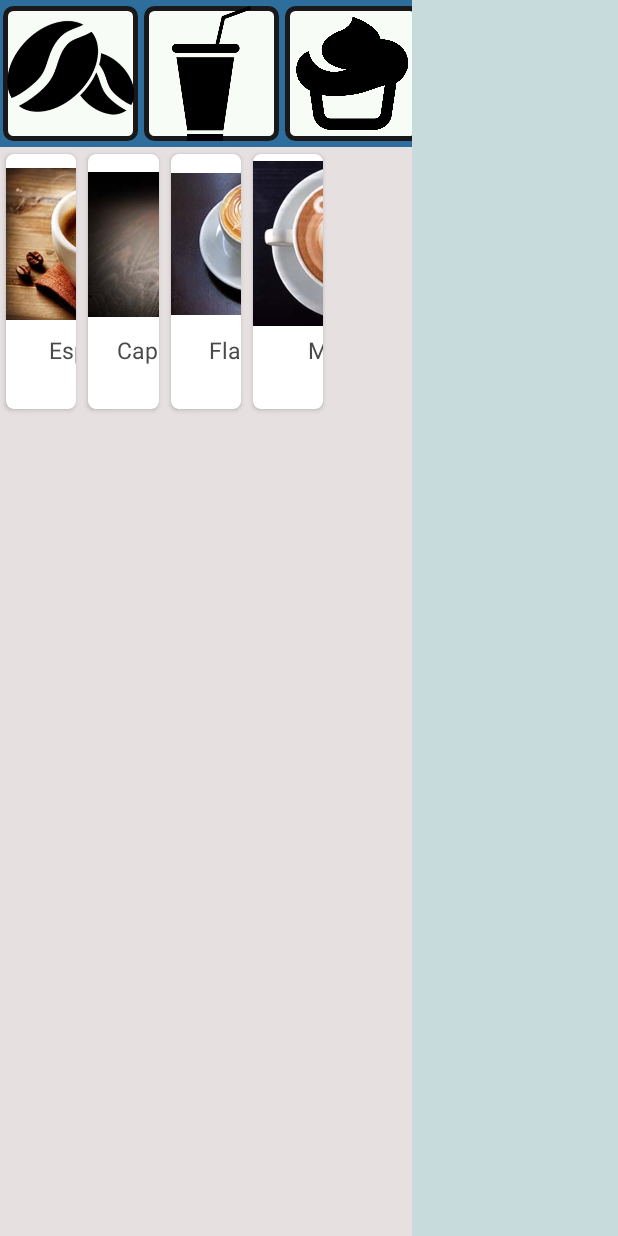
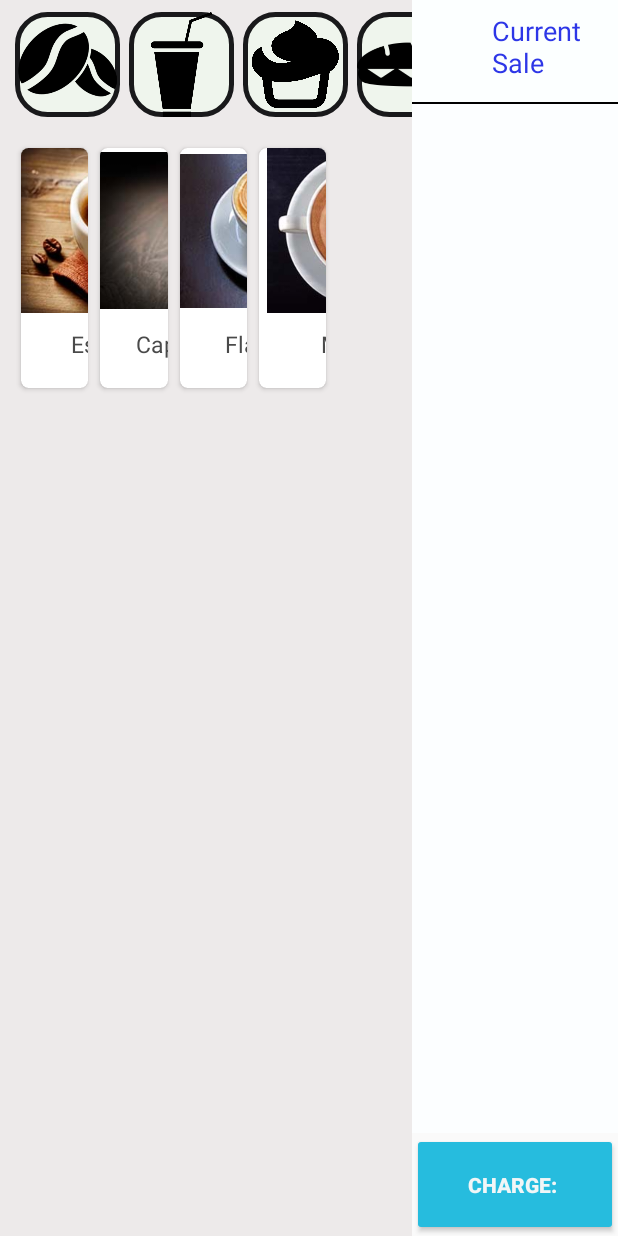
Before and after one commit to Niko88/PosApp, an Android app: the screen it shows after launch (MainActivity), on a phone screen of 412 x 824 dp. Run offline under Robolectric (Android 15) with nearby library versions, the phone set to English and light mode, and no system bars.

Commit message:
Implemented TransactionDetail RecyclerView and modified its UI

```diff
--- a/app/src/main/java/com/example/nicholasesposito/posapp/activities/MainActivity.java
+++ b/app/src/main/java/com/example/nicholasesposito/posapp/activities/MainActivity.java
@@ -11,12 +11,19 @@ import android.widget.Toast;
 
 import com.example.nicholasesposito.posapp.R;
 import com.example.nicholasesposito.posapp.fragments.OptionsFragment;
+import com.example.nicholasesposito.posapp.fragments.TransactionFragment;
 import com.example.nicholasesposito.posapp.model.Option;
+import com.example.nicholasesposito.posapp.services.TransactionDataService;
 
 public class MainActivity extends AppCompatActivity {
 
-    ImageButton coffeeButton, drinkButton, cakeButton, sandwichButton, menuButton;
-
+    //Global Variables
+    private ImageButton coffeeButton, drinkButton, cakeButton, sandwichButton, menuButton;
+    private Button chargeButton;
+    private FragmentManager fm = getSupportFragmentManager();
+    double currentCharge = 0;
+    private static MainActivity mainActivity;
+    //Getter and setter for context reference to the Application
     public static MainActivity getMainActivity() {
         return mainActivity;
     }
@@ -25,28 +32,32 @@ public class MainActivity extends AppCompatActivity {
         MainActivity.mainActivity = mainActivity;
     }
 
-    private static MainActivity mainActivity;
-
     @Override
     protected void onCreate(Bundle savedInstanceState) {
         super.onCreate(savedInstanceState);
         setContentView(R.layout.activity_main);
         MainActivity.setMainActivity(this);
-
-        FragmentManager fm = getSupportFragmentManager();
+        //On creating the activity the context is set and the coffee options are put in the view's fragment
         OptionsFragment coffeeFragment = (OptionsFragment) fm.findFragmentById(R.id.optionsFragment);
-
+        TransactionFragment transactionFragment = (TransactionFragment) fm.findFragmentById(R.id.transactionDetailsFragment);
         if(coffeeFragment == null){
             coffeeFragment = OptionsFragment.newInstance(OptionsFragment.OPTION_TYPE_COFFEE);
             fm.beginTransaction().add(R.id.optionsFragment,coffeeFragment).commit();
         }
-
+        //The Transaction details fragment is initialised
+        if(transactionFragment == null){
+            transactionFragment = TransactionFragment.newInstance("blah","kah");
+            fm.beginTransaction().add(R.id.transactionDetailsFragment,transactionFragment).commit();
+        }
+        //References to UI Buttons
         coffeeButton = (ImageButton) findViewById(R.id.coffeesButton);
         drinkButton = (ImageButton) findViewById(R.id.drinksButton);
         cakeButton = (ImageButton) findViewById(R.id.cakesButton);
         sandwichButton = (ImageButton) findViewById(R.id.sandwichButton);
         menuButton = (ImageButton) findViewById(R.id.menuButton);
+        chargeButton = (Button) findViewById(R.id.chargeButton);
 
+        //Click event listeners for menu buttons set a call to the fragment manager to swap the views
         coffeeButton.setOnClickListener(new View.OnClickListener() {
             @Override
             public void onClick(View view) {
@@ -83,10 +94,11 @@ public class MainActivity extends AppCompatActivity {
         });
     }
 
-    public void swapFragments(int option){
-        FragmentManager fm = getSupportFragmentManager();
+    public void swapFragments(int option){//Method to swap fragment views based on selected menu option
+
+        //A placeholder fragment is initialised here with reference to the "optionsFragment" FrameLayout
         OptionsFragment currentFragment = (OptionsFragment) fm.findFragmentById(R.id.optionsFragment);
-
+        //Based on the selected option the corresponding fragment is instanciated here
         switch (option){
             case OptionsFragment.OPTION_TYPE_COFFEE:
                 currentFragment = OptionsFragment.newInstance(OptionsFragment.OPTION_TYPE_COFFEE);
@@ -104,24 +116,20 @@ public class MainActivity extends AppCompatActivity {
                 currentFragment = OptionsFragment.newInstance(OptionsFragment.OPTION_TYPE_MENU);
                 break;
         }
-
+        //The UI Fragment is then replaced here
         getSupportFragmentManager().beginTransaction()
                 .replace(R.id.optionsFragment,currentFragment)
                 .commit();
     }
 
-    public void loadDetailScreen(Option selectedOption){
-
-        Context context = getApplicationContext();
-        CharSequence text = "Hello "+selectedOption.getOptionTitle()+"!";
-        int duration = Toast.LENGTH_SHORT;
-
-        Toast toast = Toast.makeText(context, text, duration);
-        toast.show();
-
-//        getSupportFragmentManager().beginTransaction()
-//                .replace(R.id.container_main,new Details_fragment())
-//                .addToBackStack(null)
-//                .commit();
+    public void AddTransactionItem(Option selectedOption){//Method to add items to the running sale
+        //When an item is added to the running transaction, a reference to the TransactionDetailsFragment is created here
+        TransactionDataService.getInstance().addiTem(selectedOption.getPrice(),selectedOption.getOptionTitle());
+        TransactionFragment detailFragment = (TransactionFragment) fm.findFragmentById(R.id.transactionDetailsFragment);
+        //The UI of TransactionDetailFragment is updated by notifying it's RecyclerView adapter here
+        detailFragment.updateUI();
+        //RunningTotal is calculated here and the button's displaying text is modified accordingly
+        currentCharge+=selectedOption.getPrice();
+        chargeButton.setText("Charge: £"+currentCharge);
     }
 }
--- a/app/src/main/java/com/example/nicholasesposito/posapp/adapters/OptionsAdapter.java
+++ b/app/src/main/java/com/example/nicholasesposito/posapp/adapters/OptionsAdapter.java
@@ -1,11 +1,9 @@
 package com.example.nicholasesposito.posapp.adapters;
 
-import android.content.Context;
 import android.support.v7.widget.RecyclerView;
 import android.view.LayoutInflater;
 import android.view.View;
 import android.view.ViewGroup;
-import android.widget.Toast;
 
 import com.example.nicholasesposito.posapp.R;
 import com.example.nicholasesposito.posapp.activities.MainActivity;
@@ -40,7 +38,7 @@ public class OptionsAdapter extends RecyclerView.Adapter<OptionsViewHolder> {
         holder.itemView.setOnClickListener(new View.OnClickListener() {
             @Override
             public void onClick(View v) {
-                MainActivity.getMainActivity().loadDetailScreen(option);
+                MainActivity.getMainActivity().AddTransactionItem(option);
 }
         });
                 }
--- /dev/null
+++ b/app/src/main/java/com/example/nicholasesposito/posapp/adapters/TransactionAdapter.java
@@ -0,0 +1,47 @@
+package com.example.nicholasesposito.posapp.adapters;
+
+import android.support.v7.widget.RecyclerView;
+import android.view.LayoutInflater;
+import android.view.View;
+import android.view.ViewGroup;
+
+import com.example.nicholasesposito.posapp.R;
+import com.example.nicholasesposito.posapp.holders.TransactionViewHolder;
+import com.example.nicholasesposito.posapp.model.TransactionObject;
+import com.example.nicholasesposito.posapp.services.TransactionDataService;
+
+import java.util.ArrayList;
+
+/**
+ * Created by nicholasesposito on 17/03/2017.
+ */
+
+public class TransactionAdapter extends RecyclerView.Adapter<TransactionViewHolder> {
+
+    private ArrayList<TransactionObject> transactionObjects;
+
+    public TransactionAdapter(ArrayList<TransactionObject> transactionObjects) {
+        this.transactionObjects = transactionObjects;
+    }
+
+    @Override
+    public TransactionViewHolder onCreateViewHolder(ViewGroup parent, int viewType) {
+        View item = LayoutInflater.from(parent.getContext()).inflate(R.layout.transaction_layout,parent,false);
+        return new TransactionViewHolder(item);
+    }
+
+    @Override
+    public void onBindViewHolder(TransactionViewHolder holder, int position) {
+        final TransactionObject item = transactionObjects.get(position);
+        holder.updateUI(item);
+
+        //method link to mainActivity
+
+    }
+
+    @Override
+    public int getItemCount() {
+        return transactionObjects.size();
+    }
+
+}
--- a/app/src/main/java/com/example/nicholasesposito/posapp/fragments/OptionsFragment.java
+++ b/app/src/main/java/com/example/nicholasesposito/posapp/fragments/OptionsFragment.java
@@ -76,7 +76,7 @@ public class OptionsFragment extends Fragment {
         {adapter = new OptionsAdapter(OptionsDataService.getInstance().geDrinksOptions());}
         else if (option_type == OPTION_TYPE_CAKE)
         {adapter = new OptionsAdapter(OptionsDataService.getInstance().getCakesOptions());}
-        else {adapter = new OptionsAdapter(OptionsDataService.getInstance().geDrinksOptions());}
+        else {adapter = new OptionsAdapter(OptionsDataService.getInstance().getSandwichesOptions());}
 
         recyclerView.setAdapter(adapter);
 
--- /dev/null
+++ b/app/src/main/java/com/example/nicholasesposito/posapp/fragments/TransactionFragment.java
@@ -0,0 +1,90 @@
+package com.example.nicholasesposito.posapp.fragments;
+
+
+import android.os.Bundle;
+import android.support.v4.app.Fragment;
+import android.support.v7.widget.LinearLayoutManager;
+import android.support.v7.widget.RecyclerView;
+import android.view.LayoutInflater;
+import android.view.View;
+import android.view.ViewGroup;
+
+import com.example.nicholasesposito.posapp.R;
+import com.example.nicholasesposito.posapp.adapters.TransactionAdapter;
+import com.example.nicholasesposito.posapp.model.TransactionObject;
+import com.example.nicholasesposito.posapp.services.TransactionDataService;
+
+import java.util.ArrayList;
+
+/**
+ * A simple {@link Fragment} subclass.
+ * Use the {@link TransactionFragment#newInstance} factory method to
+ * create an instance of this fragment.
+ */
+public class TransactionFragment extends Fragment {
+    // TODO: Rename parameter arguments, choose names that match
+    // the fragment initialization parameters, e.g. ARG_ITEM_NUMBER
+    private static final String ARG_PARAM1 = "param1";
+    private static final String ARG_PARAM2 = "param2";
+
+    // TODO: Rename and change types of parameters
+    private String mParam1;
+    private String mParam2;
+    TransactionAdapter adapter;
+
+
+    public TransactionFragment() {
+        // Required empty public constructor
+    }
+
+    /**
+     * Use this factory method to create a new instance of
+     * this fragment using the provided parameters.
+     *
+     * @param param1 Parameter 1.
+     * @param param2 Parameter 2.
+     * @return A new instance of fragment TransactionFragment.
+     */
+    // TODO: Rename and change types and number of parameters
+    public static TransactionFragment newInstance(String param1, String param2) {
+        TransactionFragment fragment = new TransactionFragment();
+        Bundle args = new Bundle();
+        args.putString(ARG_PARAM1, param1);
+        args.putString(ARG_PARAM2, param2);
+        fragment.setArguments(args);
+        return fragment;
+    }
+
+    @Override
+    public void onCreate(Bundle savedInstanceState) {
+        super.onCreate(savedInstanceState);
+        if (getArguments() != null) {
+            mParam1 = getArguments().getString(ARG_PARAM1);
+            mParam2 = getArguments().getString(ARG_PARAM2);
+        }
+    }
+
+    @Override
+    public View onCreateView(LayoutInflater inflater, ViewGroup container,
+                             Bundle savedInstanceState) {
+        // Inflate the layout for this fragment
+        View view = inflater.inflate(R.layout.fragment_transaction, container, false);
+
+        RecyclerView recyclerView = (RecyclerView) view.findViewById(R.id.recycler_transaction);
+        recyclerView.setHasFixedSize(true);
+
+        adapter = new TransactionAdapter(TransactionDataService.getInstance().getTransactions());
+        recyclerView.setAdapter(adapter);
+
+        LinearLayoutManager linearLayoutManager = new LinearLayoutManager(getContext());
+        linearLayoutManager.setOrientation(LinearLayoutManager.VERTICAL);
+        recyclerView.setLayoutManager(linearLayoutManager);
+
+        return view;
+    }
+
+    public void updateUI(){
+        adapter.notifyDataSetChanged();
+    }
+
+}
--- a/app/src/main/java/com/example/nicholasesposito/posapp/holders/OptionsViewHolder.java
+++ b/app/src/main/java/com/example/nicholasesposito/posapp/holders/OptionsViewHolder.java
@@ -13,22 +13,22 @@ import com.example.nicholasesposito.posapp.model.Option;
  */
 
 public class OptionsViewHolder extends RecyclerView.ViewHolder {
+    //ViewHolder class for the options items, ViewHolder manages how the view its displayed
 
     private ImageView mainImage;
     private TextView TitleTextView;
 
-    public OptionsViewHolder(View itemView) {
+    public OptionsViewHolder(View itemView) {//When the adapter creates a new ViewHolder this is its constructor
         super(itemView);
 
         this.mainImage = (ImageView) itemView.findViewById(R.id.main_image);
         this.TitleTextView = (TextView) itemView.findViewById(R.id.main_text);
     }
 
-    public void updateUI(Option option){
+    public void updateUI(Option option){//In case a single view is modified, its data is updated here
         String uri = option.getImgUri();
         int resource = mainImage.getResources().getIdentifier(uri,null,mainImage.getContext().getPackageName());
         mainImage.setImageResource(resource);
-
         TitleTextView.setText(option.getOptionTitle());
     }
 }
--- a/app/src/main/java/com/example/nicholasesposito/posapp/model/Option.java
+++ b/app/src/main/java/com/example/nicholasesposito/posapp/model/Option.java
@@ -9,6 +9,12 @@ public class Option {
 
     private String optionTitle;
 
+    double price;
+
+    public double getPrice() {
+        return price;
+    }
+
     public String getOptionTitle() {
         return optionTitle;
     }
@@ -19,8 +25,9 @@ public class Option {
 
     private String imgUri;
 
-    public Option(String optionTitle, String imgUri) {
+    public Option(String optionTitle, String imgUri,double itemPrice) {
         this.optionTitle = optionTitle;
         this.imgUri = imgUri;
+        this.price = itemPrice;
     }
 }
--- a/app/src/main/java/com/example/nicholasesposito/posapp/services/OptionsDataService.java
+++ b/app/src/main/java/com/example/nicholasesposito/posapp/services/OptionsDataService.java
@@ -21,10 +21,10 @@ public class OptionsDataService {
     public ArrayList<Option> getCoffeeOptions(){
         ArrayList<Option> list = new ArrayList<>();
 
-        list.add(new Option("Espresso","espresso"));
-        list.add(new Option("Cappuccino","cappuccino"));
-        list.add(new Option("Flat White","flatwhite"));
-        list.add(new Option("Mocha","mocha"));
+        list.add(new Option("Espresso","espresso",2.00));
+        list.add(new Option("Cappuccino","cappuccino",2.50));
+        list.add(new Option("Flat White","flatwhite",2.70));
+        list.add(new Option("Mocha","mocha",2.80));
 
         return list;
     }
@@ -32,8 +32,8 @@ public class OptionsDataService {
     public ArrayList<Option> geDrinksOptions(){
         ArrayList<Option> list = new ArrayList<>();
 
-        list.add(new Option("Beetroot Juice","beetrootjuice"));
-        list.add(new Option("Carrot Juice","carrotjuice"));
+        list.add(new Option("Beetroot Juice","beetrootjuice",3.75));
+        list.add(new Option("Carrot Juice","carrotjuice",3.50));
 
         return list;
     }
@@ -41,9 +41,17 @@ public class OptionsDataService {
     public ArrayList<Option> getCakesOptions(){
         ArrayList<Option> list = new ArrayList<>();
 
-        list.add(new Option("Chocolate cake","chocolatecake"));
-        list.add(new Option("Carrot cake","carrotcake"));
-        list.add(new Option("Banana cake","bananacake"));
+        list.add(new Option("Chocolate cake","chocolatecake",4.25));
+        list.add(new Option("Carrot cake","carrotcake",4.50));
+        list.add(new Option("Banana cake","bananacake",3.25));
+
+        return list;
+    }
+
+    public ArrayList<Option> getSandwichesOptions(){
+        ArrayList<Option> list = new ArrayList<>();
+
+        list.add(new Option("Club sandwich","panino",4.95));
 
         return list;
     }
--- /dev/null
+++ b/app/src/main/java/com/example/nicholasesposito/posapp/services/TransactionDataService.java
@@ -0,0 +1,34 @@
+package com.example.nicholasesposito.posapp.services;
+
+import com.example.nicholasesposito.posapp.model.TransactionObject;
+
+import java.util.ArrayList;
+
+/**
+ * Created by nicholasesposito on 17/03/2017.
+ */
+
+public class TransactionDataService {
+    private static final TransactionDataService ourInstance = new TransactionDataService();
+
+    public static TransactionDataService getInstance() {
+        return ourInstance;
+    }
+
+    private TransactionDataService() {
+    }
+
+    private ArrayList<TransactionObject> list = new ArrayList<>();
+
+    public ArrayList<TransactionObject> getTransactions(){
+//        list.add(new TransactionObject(2.00,"Espresso"));
+//        list.add(new TransactionObject(2.50,"Cappuccino"));
+//        list.add(new TransactionObject(3.60,"Carrot Cake"));
+//        list.add(new TransactionObject(2.00,"Espresso"));
+        return list;
+    }
+
+    public void addiTem(double price,String name){
+        list.add(new TransactionObject(price,name));
+    }
+}
--- a/app/src/main/res/drawable/round_corners.xml
+++ b/app/src/main/res/drawable/round_corners.xml
@@ -1,6 +1,9 @@
 <?xml version="1.0" encoding="UTF-8" ?>
 <shape xmlns:android="http://schemas.android.com/apk/res/android">
-    <solid android:color="#f8fcf7" />
+    <solid android:color="#eff5ed" />
     <stroke android:width="3dp" android:color="#19191b" />
-    <corners android:bottomRightRadius="5dp" android:bottomLeftRadius="5dp" android:topLeftRadius="5dp" android:topRightRadius="5dp" />
+    <corners android:bottomRightRadius="20dp"
+        android:bottomLeftRadius="20dp"
+        android:topLeftRadius="20dp"
+        android:topRightRadius="20dp" />
 </shape>
--- a/app/src/main/res/layout/activity_main.xml
+++ b/app/src/main/res/layout/activity_main.xml
@@ -12,15 +12,16 @@
         android:layout_height="match_parent"
         android:orientation="vertical"
         android:layout_weight="2"
-        android:background="#e6e0e0">
+        android:background="#edeaea">
         <LinearLayout
             android:layout_width="match_parent"
             android:layout_height="wrap_content"
-            android:background="#2e6e9c">
+            android:background="#edeaea">
             <ImageButton
                 style="@style/ButtonStyle"
                 android:src="@drawable/coffeeicon"
                 android:id="@+id/coffeesButton"
+                android:layout_marginLeft="10dp"
                 />
             <ImageButton
                 style="@style/ButtonStyle"
@@ -50,15 +51,46 @@
         <FrameLayout
             android:layout_width="match_parent"
             android:layout_height="match_parent"
+            android:layout_marginLeft="10dp"
             android:id="@+id/optionsFragment"/>
     </LinearLayout>
 
-
-    <FrameLayout
+    <LinearLayout
         android:layout_width="0dp"
         android:layout_height="match_parent"
         android:layout_weight="1"
-        android:id="@+id/transactionDetailsFragment"
-        android:background="#c7dbdc"/>
+        android:orientation="vertical">
+    <TextView
+        android:layout_width="match_parent"
+        android:layout_height="0dp"
+        android:layout_weight="1"
+        android:text="Current Sale"
+        android:textSize="18dp"
+        android:textColor="#2d36e7"
+        android:background="#fcffff"
+        android:paddingLeft="53dp"
+        android:paddingTop="8dp"
+        android:paddingBottom="8dp"/>
+        <View
+            android:layout_width="fill_parent"
+            android:layout_height="1dip"
+            android:background="#000000" />
+        <FrameLayout
+            android:layout_width="match_parent"
+            android:layout_height="0dp"
+            android:layout_weight="10"
+            android:id="@+id/transactionDetailsFragment"
+            android:background="#fcfeff"/>
+        <Button
+            android:layout_width="match_parent"
+            android:layout_height="0dp"
+            android:layout_weight="1"
+            android:id="@+id/chargeButton"
+            android:backgroundTint="#26bcde"
+            android:textStyle="bold"
+            android:textColor="#f1f6f7"
+            android:text="Charge: "/>
+    </LinearLayout>
+
 
 </LinearLayout>
--- a/app/src/main/res/layout/card_option.xml
+++ b/app/src/main/res/layout/card_option.xml
@@ -13,14 +13,15 @@
         android:layout_height="wrap_content"
         android:orientation="vertical">
         <ImageView
-            android:layout_width="120dp"
+            android:layout_width="130dp"
             android:layout_height="120dp"
             android:src="@drawable/panino"
             android:scaleType="centerInside"
+            android:paddingBottom="10dp"
             android:id="@+id/main_image"/>
         <TextView
-            android:layout_width="120dp"
-            android:layout_height="50dp"
+            android:layout_width="130dp"
+            android:layout_height="40dp"
             android:id="@+id/main_text"
             android:lines="2"
             android:textColor="#4A4A4A"
--- /dev/null
+++ b/app/src/main/res/layout/fragment_transaction.xml
@@ -0,0 +1,9 @@
+<FrameLayout xmlns:android="http://schemas.android.com/apk/res/android"
+    xmlns:tools="http://schemas.android.com/tools"
+    android:layout_width="match_parent"
+    android:layout_height="match_parent"
+    tools:context="com.example.nicholasesposito.posapp.fragments.TransactionFragment">
+
+    <include layout="@layout/transaction_recycler"/>
+
+</FrameLayout>
--- /dev/null
+++ b/app/src/main/res/layout/transaction_recycler.xml
@@ -0,0 +1,12 @@
+<?xml version="1.0" encoding="utf-8"?>
+<LinearLayout xmlns:android="http://schemas.android.com/apk/res/android"
+    android:orientation="vertical"
+    android:layout_width="match_parent"
+    android:layout_height="match_parent">
+
+    <android.support.v7.widget.RecyclerView
+        android:layout_width="match_parent"
+        android:layout_height="match_parent"
+        android:id="@+id/recycler_transaction"/>
+
+</LinearLayout>
--- a/app/src/main/res/values/styles.xml
+++ b/app/src/main/res/values/styles.xml
@@ -10,13 +10,13 @@
 
     <style name="ButtonStyle">
         <item name="android:layout_marginRight">2dp</item>
-        <item name="android:layout_marginLeft">2dp</item>
-        <item name="android:layout_marginBottom">4dp</item>
-        <item name="android:layout_marginTop">4dp</item>
+        <item name="android:layout_marginLeft">4dp</item>
+        <item name="android:layout_marginBottom">16dp</item>
+        <item name="android:layout_marginTop">8dp</item>
         <item name="android:background">@drawable/round_corners</item>
         <item name="android:scaleType">centerInside</item>
-        <item name="android:layout_width">90dp</item>
-        <item name="android:layout_height">90dp</item>
+        <item name="android:layout_width">70dp</item>
+        <item name="android:layout_height">70dp</item>
 
     </style>
 
```
Also changed, not shown: app/src/main/java/com/example/nicholasesposito/posapp/holders/TransactionViewHolder.java (added, +31 -0 lines), app/src/main/java/com/example/nicholasesposito/posapp/model/TransactionObject.java (added, +34 -0 lines), app/src/main/res/layout/transaction_layout.xml (added, +41 -0 lines).
